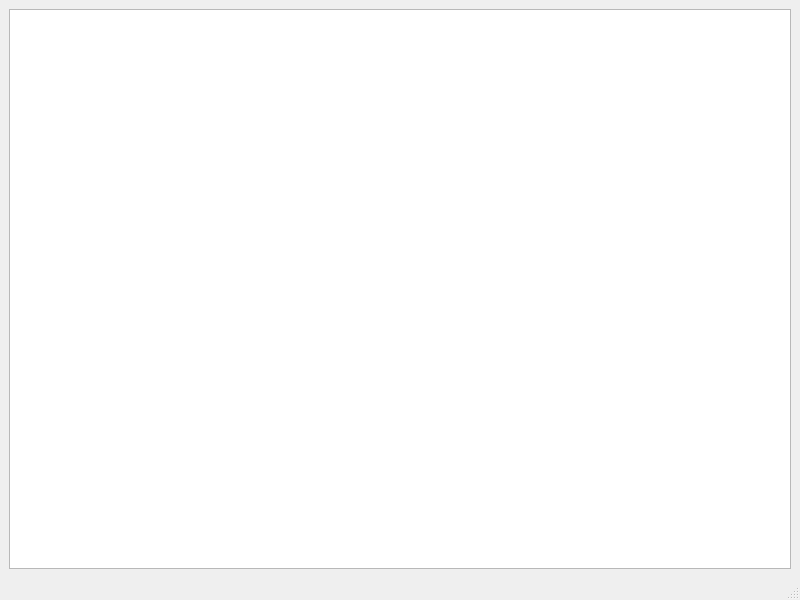
First picture: the form in apps/ElfLayoutViewer/src/MainWindow.ui, repository scandyna/MdtExecutableFile, before the edit.
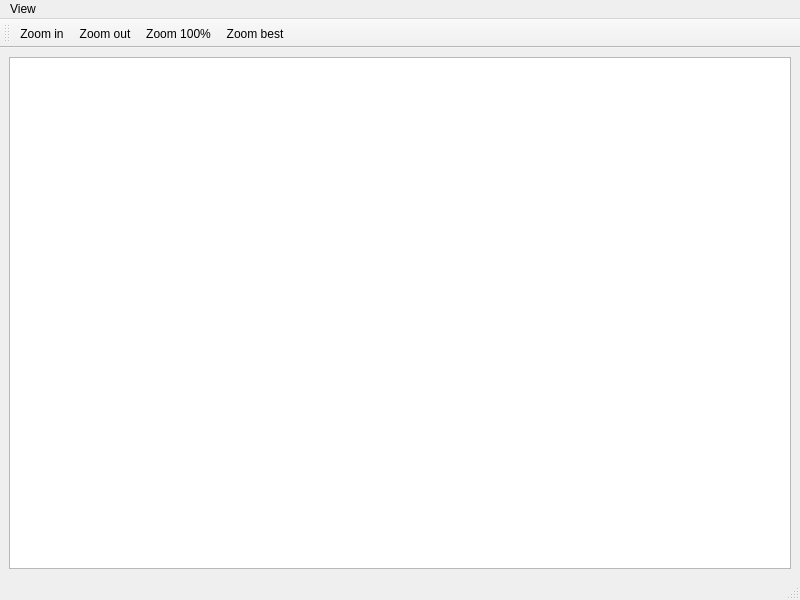
Second picture: the form after the edit. Icons and pictures are not drawn.

Diff of the .ui file:
```diff
--- a/apps/ElfLayoutViewer/src/MainWindow.ui
+++ b/apps/ElfLayoutViewer/src/MainWindow.ui
@@ -26,11 +26,68 @@
      <x>0</x>
      <y>0</y>
      <width>800</width>
-     <height>30</height>
+     <height>20</height>
     </rect>
    </property>
+   <widget class="QMenu" name="menuView">
+    <property name="title">
+     <string>View</string>
+    </property>
+    <addaction name="actionZoom_in"/>
+    <addaction name="actionZoom_out"/>
+    <addaction name="actionZoom_original"/>
+    <addaction name="actionZoom_best"/>
+   </widget>
+   <addaction name="menuView"/>
   </widget>
   <widget class="QStatusBar" name="statusbar"/>
+  <widget class="QToolBar" name="toolBar">
+   <property name="windowTitle">
+    <string>toolBar</string>
+   </property>
+   <attribute name="toolBarArea">
+    <enum>TopToolBarArea</enum>
+   </attribute>
+   <attribute name="toolBarBreak">
+    <bool>false</bool>
+   </attribute>
+   <addaction name="actionZoom_in"/>
+   <addaction name="actionZoom_out"/>
+   <addaction name="actionZoom_original"/>
+   <addaction name="actionZoom_best"/>
+  </widget>
+  <action name="actionZoom_in">
+   <property name="icon">
+    <iconset theme="zoom-in"/>
+   </property>
+   <property name="text">
+    <string>Zoom in</string>
+   </property>
+  </action>
+  <action name="actionZoom_out">
+   <property name="icon">
+    <iconset theme="zoom-out"/>
+   </property>
+   <property name="text">
+    <string>Zoom out</string>
+   </property>
+  </action>
+  <action name="actionZoom_original">
+   <property name="icon">
+    <iconset theme="zoom-original"/>
+   </property>
+   <property name="text">
+    <string>Zoom 100%</string>
+   </property>
+  </action>
+  <action name="actionZoom_best">
+   <property name="icon">
+    <iconset theme="zoom-fit-best"/>
+   </property>
+   <property name="text">
+    <string>Zoom best</string>
+   </property>
+  </action>
  </widget>
  <resources/>
  <connections/>
```
Left out of the diff: 2 changed lines with no effect on the pictures.
